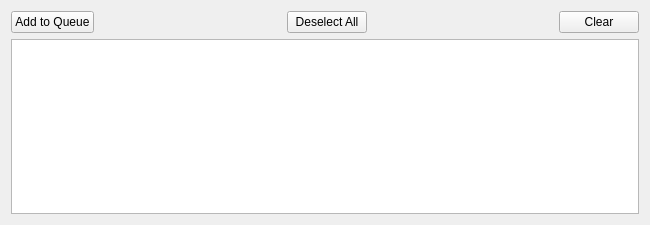
First picture: the form in src/QSviz/resources/historyeditor.ui, repository BCDA-APS/QSview, before the edit.
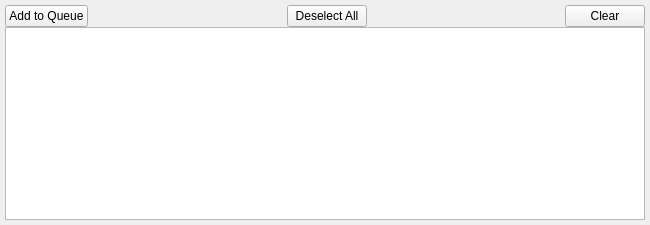
Second picture: the form after the edit. Icons and pictures are not drawn.

```diff
--- a/src/QSviz/resources/historyeditor.ui
+++ b/src/QSviz/resources/historyeditor.ui
@@ -14,6 +14,21 @@
    <string>Form</string>
   </property>
   <layout class="QVBoxLayout" name="verticalLayout_2">
+   <property name="spacing">
+    <number>0</number>
+   </property>
+   <property name="leftMargin">
+    <number>5</number>
+   </property>
+   <property name="topMargin">
+    <number>5</number>
+   </property>
+   <property name="rightMargin">
+    <number>5</number>
+   </property>
+   <property name="bottomMargin">
+    <number>5</number>
+   </property>
    <item>
     <layout class="QHBoxLayout" name="horizontalLayout_2">
      <item>
```
